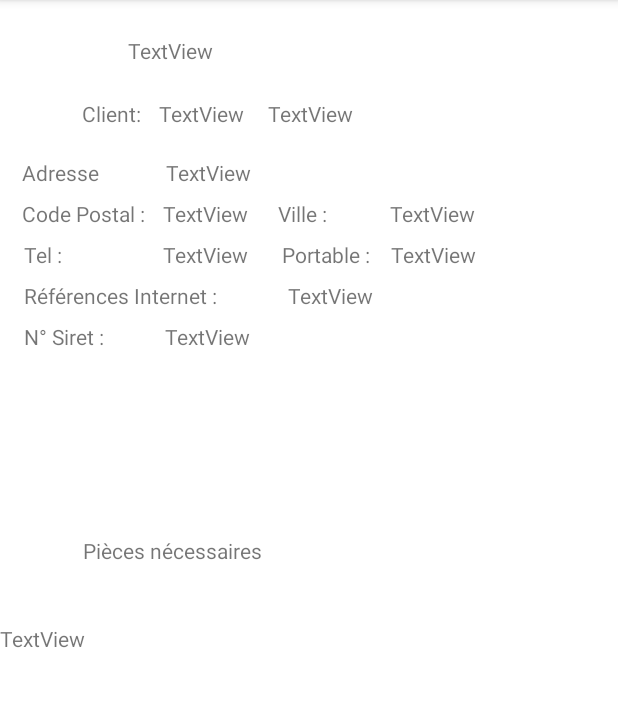
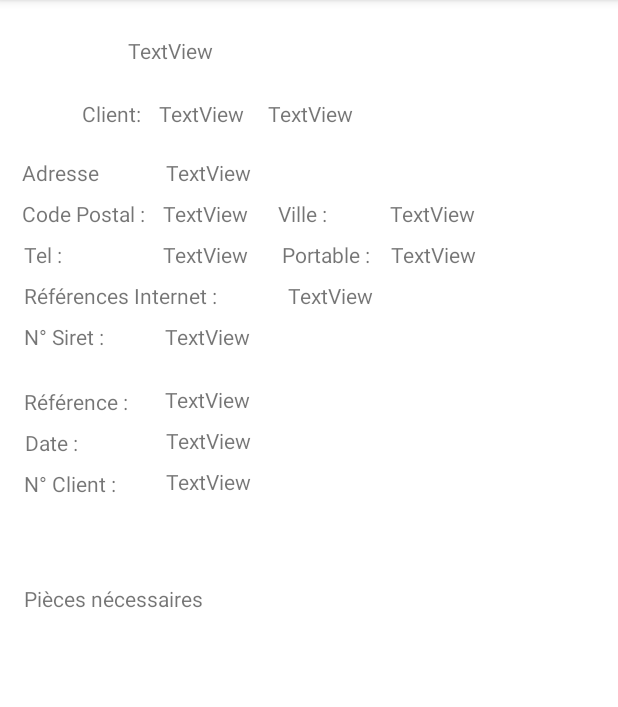
Before and after one commit to CocoH11/AndroidPtut, an Android app: the fragment EstimateDetailsFragment shown on its own in the app's theme, on a phone screen of 412 x 824 dp, the part 84-791 px from its top. Run offline under Robolectric (Android 15) with nearby library versions, the phone set to English and light mode, and no system bars; 4 statements that could not run were skipped.

Commit message:
Modification Layout estimate_details_fragment.xml

```diff
--- a/app/src/main/res/layout/estimate_details_fragment.xml
+++ b/app/src/main/res/layout/estimate_details_fragment.xml
@@ -20,25 +20,28 @@
 
     <TextView
         android:id="@+id/textViewEstimateDetailsDescription"
-        android:layout_width="0dp"
+        android:layout_width="285dp"
         android:layout_height="wrap_content"
+        android:layout_marginStart="24dp"
+        android:layout_marginLeft="24dp"
         android:layout_marginTop="24dp"
+        android:layout_marginEnd="16dp"
+        android:layout_marginRight="16dp"
         android:width="250dp"
         android:gravity="fill"
         android:text="@string/defaultTextViewName"
         app:layout_constraintEnd_toEndOf="parent"
-        app:layout_constraintHorizontal_bias="0.0"
-        app:layout_constraintStart_toStartOf="parent"
-        app:layout_constraintTop_toBottomOf="@+id/recyclerViewEstimatePartsList" />
+        app:layout_constraintStart_toEndOf="@+id/textViewReference"
+        app:layout_constraintTop_toBottomOf="@+id/textViewDetailClientNumSiret" />
 
     <TextView
         android:id="@+id/textView33"
         android:layout_width="wrap_content"
         android:layout_height="wrap_content"
-        android:layout_marginTop="272dp"
+        android:layout_marginTop="304dp"
         android:text="@string/parts_needed_text"
         app:layout_constraintEnd_toEndOf="parent"
-        app:layout_constraintHorizontal_bias="0.189"
+        app:layout_constraintHorizontal_bias="0.055"
         app:layout_constraintStart_toStartOf="parent"
         app:layout_constraintTop_toBottomOf="@+id/textView44" />
 
@@ -247,4 +250,65 @@
         app:layout_constraintStart_toEndOf="@+id/textViewNumSiret"
         app:layout_constraintTop_toBottomOf="@+id/textView15" />
 
+    <TextView
+        android:id="@+id/textViewReference"
+        android:layout_width="wrap_content"
+        android:layout_height="wrap_content"
+        android:layout_marginStart="16dp"
+        android:layout_marginLeft="16dp"
+        android:layout_marginTop="24dp"
+        android:text="@string/text_reference"
+        app:layout_constraintStart_toStartOf="parent"
+        app:layout_constraintTop_toBottomOf="@+id/textViewNumSiret" />
+
+    <TextView
+        android:id="@+id/textViewDateDevis"
+        android:layout_width="wrap_content"
+        android:layout_height="wrap_content"
+        android:layout_marginStart="16dp"
+        android:layout_marginLeft="16dp"
+        android:layout_marginTop="8dp"
+        android:layout_marginEnd="58dp"
+        android:layout_marginRight="58dp"
+        android:text="@string/text_date"
+        app:layout_constraintEnd_toStartOf="@+id/textViewDetailDevisDate"
+        app:layout_constraintStart_toStartOf="parent"
+        app:layout_constraintTop_toBottomOf="@+id/textViewReference" />
+
+    <TextView
+        android:id="@+id/textViewDetailDevisDate"
+        android:layout_width="285dp"
+        android:layout_height="wrap_content"
+        android:layout_marginTop="8dp"
+        android:layout_marginEnd="16dp"
+        android:layout_marginRight="16dp"
+        android:text="@string/defaultTextViewName"
+        app:layout_constraintEnd_toEndOf="parent"
+        app:layout_constraintTop_toBottomOf="@+id/textViewEstimateDetailsDescription" />
+
+    <TextView
+        android:id="@+id/textViewNumIdClient"
+        android:layout_width="wrap_content"
+        android:layout_height="wrap_content"
+        android:layout_marginStart="16dp"
+        android:layout_marginLeft="16dp"
+        android:layout_marginTop="8dp"
+        android:text="@string/text_num_client"
+        app:layout_constraintStart_toStartOf="parent"
+        app:layout_constraintTop_toBottomOf="@+id/textViewDateDevis" />
+
+    <TextView
+        android:id="@+id/textViewDetailDevisIdClient"
+        android:layout_width="285dp"
+        android:layout_height="wrap_content"
+        android:layout_marginStart="33dp"
+        android:layout_marginLeft="33dp"
+        android:layout_marginTop="8dp"
+        android:layout_marginEnd="16dp"
+        android:layout_marginRight="16dp"
+        android:text="@string/defaultTextViewName"
+        app:layout_constraintEnd_toEndOf="parent"
+        app:layout_constraintStart_toEndOf="@+id/textViewNumIdClient"
+        app:layout_constraintTop_toBottomOf="@+id/textViewDetailDevisDate" />
+
 </androidx.constraintlayout.widget.ConstraintLayout>
--- a/app/src/main/res/values/strings.xml
+++ b/app/src/main/res/values/strings.xml
@@ -34,4 +34,7 @@
     <string name="text_portable">Portable :</string>
     <string name="text_references_internet">Références Internet :</string>
     <string name="text_num_siret">N° Siret :</string>
+    <string name="text_reference">Référence :</string>
+    <string name="text_date">Date :</string>
+    <string name="text_num_client">N° Client :</string>
 </resources>
```
